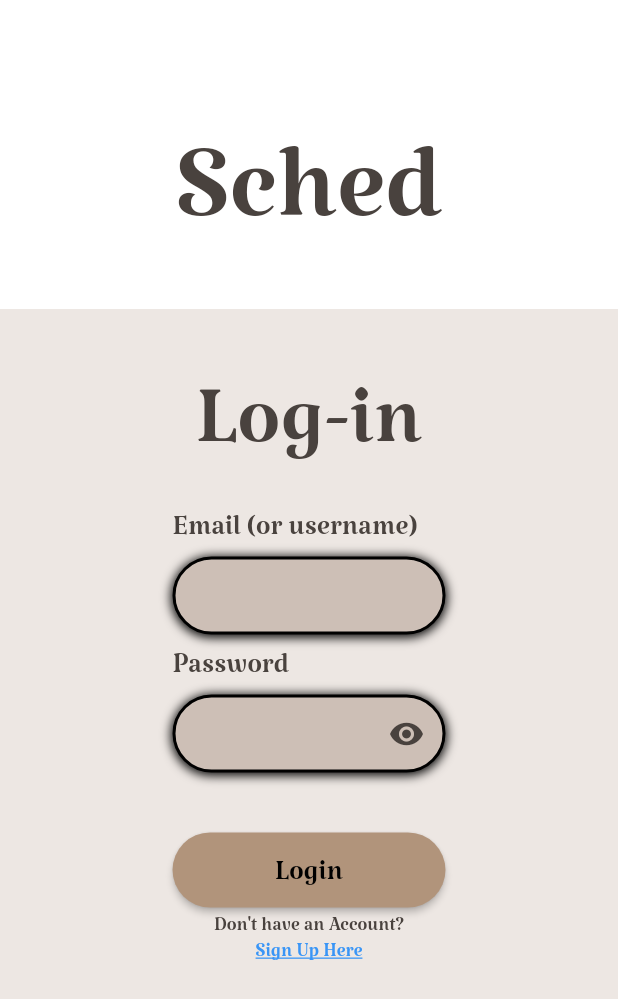
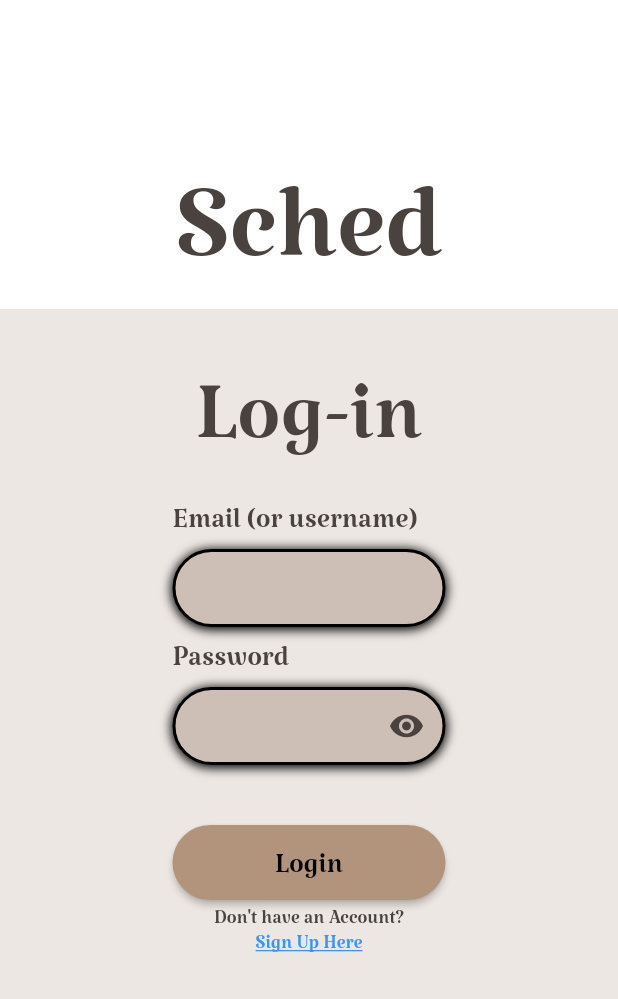
Before and after one commit to matt0125/Scheduler, a Flutter app: the screen it shows after launch, on a phone screen of 412 x 824 dp. Shown: the top 999 px of the screen. Run offline on Flutter 3.47's test engine with Material 2 defaults, Android fonts, the phone set to English and light mode, and no system bars; our stand-ins replace table_calendar.

Commit message:
Fixed spacing with login page

```diff
--- a/sched/lib/loginpage.dart
+++ b/sched/lib/loginpage.dart
@@ -44,19 +44,22 @@ class _LoginPageState extends State<LoginPage> {
     return Scaffold(
       backgroundColor: const Color(0xFFEDE7E3), // Change the background color here
       body: SingleChildScrollView(
-        child: Column(
+        child: Stack(
+          children: [
+          Container(
+          color: Colors.white,
+          height: MediaQuery.of(context).size.height / 4, // Divide the screen into three parts
+        ),
+        Column(
           children: [
             // Upper third with a white background
-            Container(
-              color: Colors.white,
-              height: MediaQuery.of(context).size.height / 4, // Divide the screen into three parts
-            ),
             Padding(
               padding: const EdgeInsets.all(115),
               child: Column(
                 children: [
                   Sched(), // Add the "Sched" text
                   const SizedBox(height: 20.0),
+                  const LogInText(),
                   BubbleText(
                     labelText: 'Email (or username)',
                     controller: usernameController,
@@ -105,15 +108,15 @@ class _LoginPageState extends State<LoginPage> {
                     ),
                   ),
                   const SizedBox(height: 16.0),
-                  const LogInText(),
                   const NoAccountText(),
                   SignUpButton(),
-                  const Sched(),
                 ],
               ),
             ),
           ],
         ),
+          ],
+        )
       ),
     );
   }
@@ -219,7 +222,6 @@ class LogInText extends StatelessWidget {
         fontFamily: 'Katibeh',
         fontSize: 74.0,
         fontWeight: FontWeight.w400,
-        height: -9,
         color: Color(0xFF49423E),
       ),
     );
@@ -255,7 +257,6 @@ class Sched extends StatelessWidget {
         fontFamily: 'Katibeh',
         fontSize: 93,
         fontWeight: FontWeight.w400,
-        height: -11.5,
         color: Color(0xFF49423E),
       ),
     );
```
